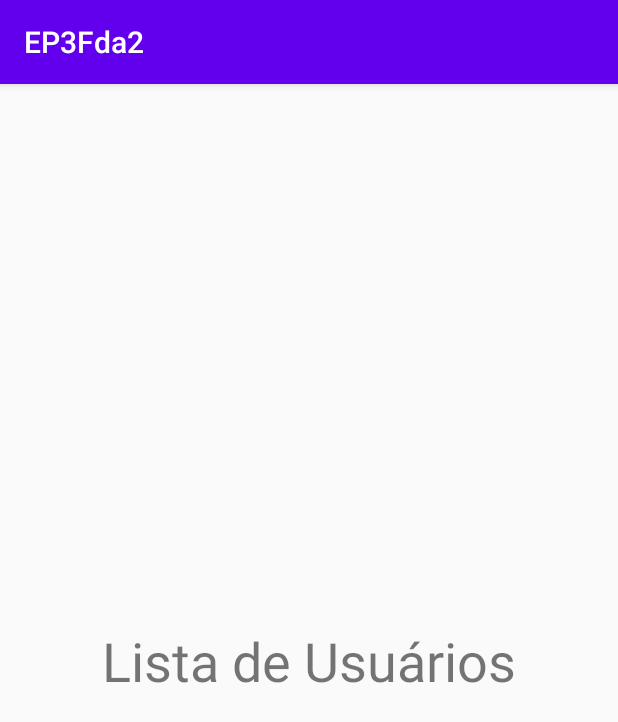
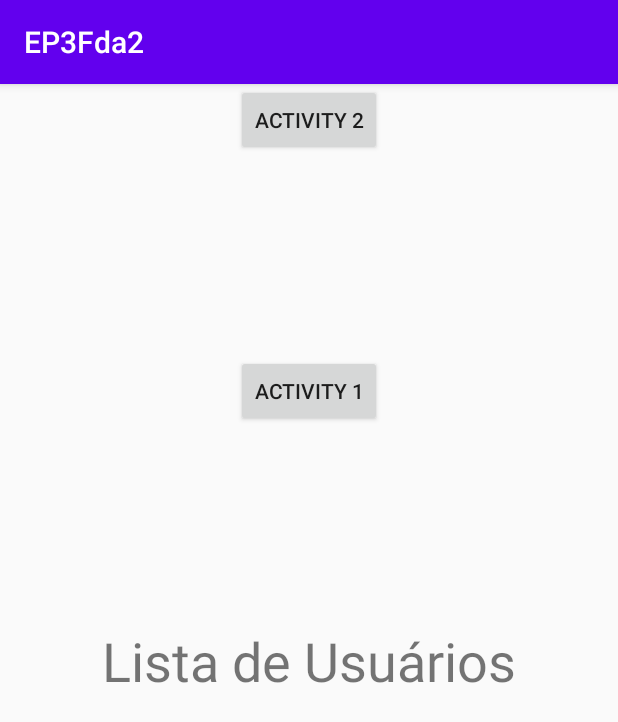
Before and after one commit to 20202GRPEDC01C1M1P1/FDA, an Android app: the ListaUsuariosActivity screen opened directly, with no data from a screen before it, on a phone screen of 412 x 824 dp. Shown: the top 722 px of the screen. Run offline under Robolectric (Android 15) with nearby library versions, the phone set to English and light mode, and no system bars.

```diff
--- a/app/src/main/AndroidManifest.xml
+++ b/app/src/main/AndroidManifest.xml
@@ -9,7 +9,9 @@
         android:roundIcon="@mipmap/ic_launcher_round"
         android:supportsRtl="true"
         android:theme="@style/AppTheme">
-        <activity android:name=".activity.ListaUsuariosActivity"></activity>
+        <activity android:name=".activity.Activity1"></activity>
+        <activity android:name=".activity.Activity2" />
+        <activity android:name=".activity.ListaUsuariosActivity" />
         <activity android:name=".activity.MainActivity">
             <intent-filter>
                 <action android:name="android.intent.action.MAIN" />
--- a/app/src/main/java/br/pro/aguiar/ep3fda2/activity/ListaUsuariosActivity.kt
+++ b/app/src/main/java/br/pro/aguiar/ep3fda2/activity/ListaUsuariosActivity.kt
@@ -1,9 +1,11 @@
 package br.pro.aguiar.ep3fda2.activity
 
+import android.content.Intent
 import androidx.appcompat.app.AppCompatActivity
 import android.os.Bundle
 import android.util.Log
 import br.pro.aguiar.ep3fda2.R
+import kotlinx.android.synthetic.main.activity_lista_usuarios.*
 
 
 class ListaUsuariosActivity : AppCompatActivity() {
@@ -11,5 +13,25 @@ class ListaUsuariosActivity : AppCompatActivity() {
     override fun onCreate(savedInstanceState: Bundle?) {
         super.onCreate(savedInstanceState)
         setContentView(R.layout.activity_lista_usuarios)
+
+        // btnAct1 -> Activity1::class.java
+        btnAct1.setOnClickListener {
+            var intent = Intent(
+                    this, Activity1::class.java
+                )
+            startActivity(intent)
+        }
+
+        // btnAct2 -> Activity2::class.java
+        btnAct2.setOnClickListener {
+            var intent = Intent(
+                this, Activity2::class.java
+            )
+            startActivity(intent)
+        }
     }
+
+//    fun toOtherActivity(){
+//
+//    }
 }
--- a/app/src/main/res/layout/activity_lista_usuarios.xml
+++ b/app/src/main/res/layout/activity_lista_usuarios.xml
@@ -20,4 +20,27 @@
         app:layout_constraintEnd_toEndOf="parent"
         app:layout_constraintStart_toStartOf="parent"
         app:layout_constraintTop_toTopOf="parent" />
+
+    <Button
+        android:id="@+id/btnAct1"
+        android:layout_width="wrap_content"
+        android:layout_height="wrap_content"
+        android:layout_marginStart="20dp"
+        android:layout_marginEnd="20dp"
+        android:text="Activity 1"
+        app:layout_constraintBottom_toTopOf="@+id/btnAct2"
+        app:layout_constraintEnd_toEndOf="parent"
+        app:layout_constraintStart_toStartOf="parent"
+        app:layout_constraintTop_toBottomOf="@+id/textView" />
+
+    <Button
+        android:id="@+id/btnAct2"
+        android:layout_width="wrap_content"
+        android:layout_height="wrap_content"
+        android:layout_marginStart="20dp"
+        android:layout_marginEnd="20dp"
+        android:text="activity 2"
+        app:layout_constraintEnd_toEndOf="parent"
+        app:layout_constraintStart_toStartOf="parent"
+        tools:layout_editor_absoluteY="485dp" />
 </androidx.constraintlayout.widget.ConstraintLayout>
```
Also changed, not shown: app/src/main/java/br/pro/aguiar/ep3fda2/activity/Activity1.kt (added, +12 -0 lines), app/src/main/java/br/pro/aguiar/ep3fda2/activity/Activity2.kt (added, +12 -0 lines), app/src/main/res/layout/activity_1.xml (added, +24 -0 lines), app/src/main/res/layout/activity_2.xml (added, +23 -0 lines).
